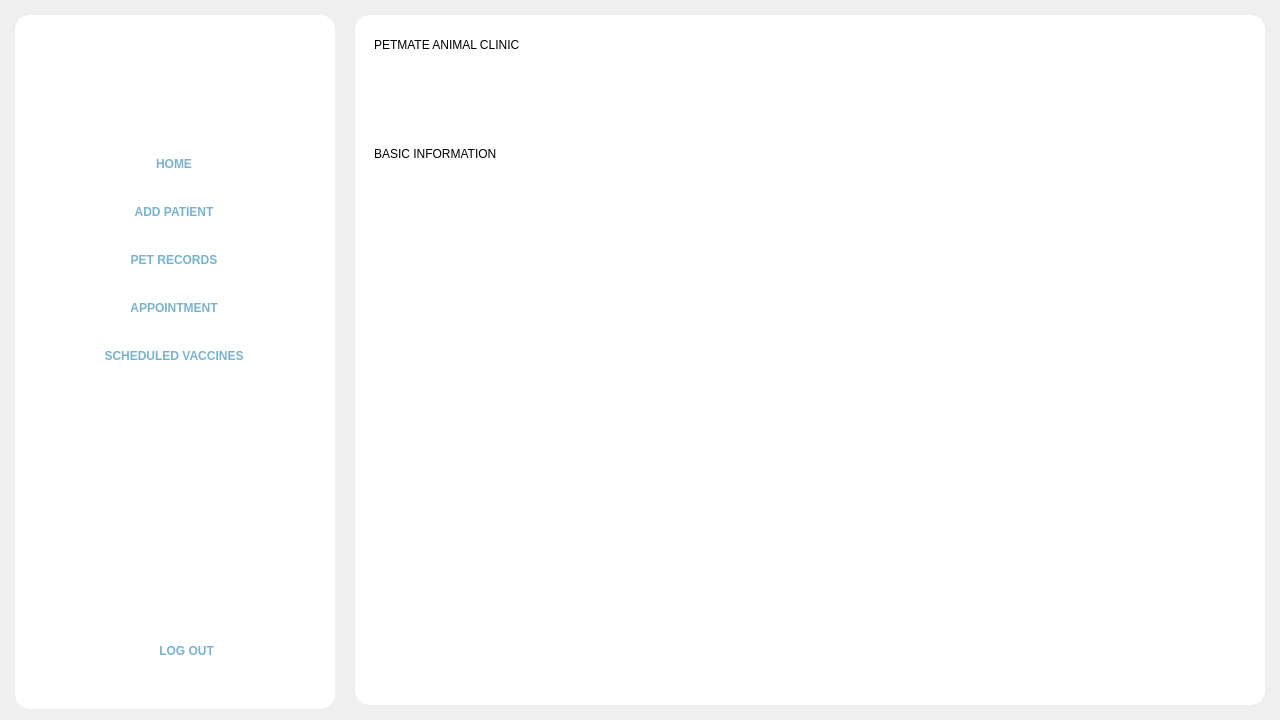
First picture: the form in Frontend/Home.ui, repository rmmln/Petmate-Desktop-Application, before the edit.
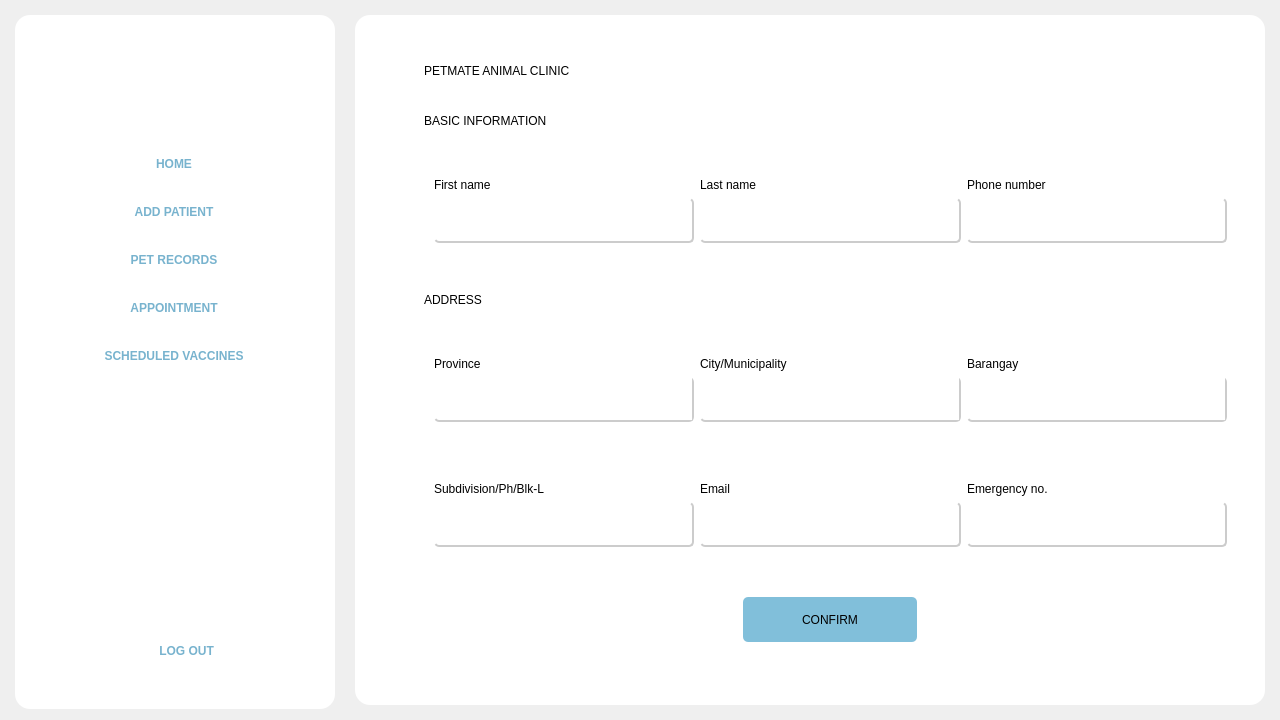
Second picture: the form after the edit. The open tabs and pages were chosen to show the change. Icons and pictures are not drawn.

```diff
--- a/Frontend/Home.ui
+++ b/Frontend/Home.ui
@@ -1075,23 +1075,8 @@
            <property name="sizeConstraint">
             <enum>QLayout::SetDefaultConstraint</enum>
            </property>
-           <property name="leftMargin">
-            <number>0</number>
-           </property>
-           <property name="topMargin">
-            <number>0</number>
-           </property>
-           <property name="rightMargin">
-            <number>0</number>
-           </property>
-           <property name="bottomMargin">
-            <number>0</number>
-           </property>
-           <item alignment="Qt::AlignTop">
+           <item alignment="Qt::AlignLeft|Qt::AlignTop">
             <widget class="QFrame" name="frame_2">
-             <property name="layoutDirection">
-              <enum>Qt::LeftToRight</enum>
-             </property>
              <property name="frameShape">
               <enum>QFrame::StyledPanel</enum>
              </property>
@@ -1099,11 +1084,14 @@
               <enum>QFrame::Raised</enum>
              </property>
              <layout class="QHBoxLayout" name="horizontalLayout">
+              <property name="spacing">
+               <number>70</number>
+              </property>
               <property name="leftMargin">
-               <number>9</number>
+               <number>50</number>
               </property>
               <property name="topMargin">
-               <number>0</number>
+               <number>30</number>
               </property>
               <property name="bottomMargin">
                <number>0</number>
@@ -1120,15 +1108,9 @@
               </item>
               <item>
                <widget class="QLabel" name="label_3">
-                <property name="minimumSize">
-                 <size>
-                  <width>84</width>
-                  <height>40</height>
-                 </size>
-                </property>
                 <property name="maximumSize">
                  <size>
-                  <width>160</width>
+                  <width>140</width>
                   <height>60</height>
                  </size>
                 </property>
@@ -1141,6 +1123,12 @@
                 <property name="scaledContents">
                  <bool>true</bool>
                 </property>
+                <property name="alignment">
+                 <set>Qt::AlignCenter</set>
+                </property>
+                <property name="wordWrap">
+                 <bool>false</bool>
+                </property>
                </widget>
               </item>
              </layout>
@@ -1148,10 +1136,16 @@
            </item>
            <item>
             <widget class="QFrame" name="frame_3">
+             <property name="sizePolicy">
+              <sizepolicy hsizetype="Expanding" vsizetype="Expanding">
+               <horstretch>0</horstretch>
+               <verstretch>0</verstretch>
+              </sizepolicy>
+             </property>
              <property name="minimumSize">
               <size>
                <width>0</width>
-               <height>550</height>
+               <height>0</height>
               </size>
              </property>
              <property name="frameShape">
@@ -1160,15 +1154,21 @@
              <property name="frameShadow">
               <enum>QFrame::Raised</enum>
              </property>
-             <layout class="QGridLayout" name="gridLayout_3">
+             <layout class="QVBoxLayout" name="verticalLayout_9">
+              <property name="leftMargin">
+               <number>50</number>
+              </property>
               <property name="topMargin">
                <number>0</number>
               </property>
-              <property name="bottomMargin">
-               <number>0</number>
-              </property>
-              <item row="0" column="0" alignment="Qt::AlignTop">
+              <item>
                <widget class="QLabel" name="label_4">
+                <property name="sizePolicy">
+                 <sizepolicy hsizetype="Fixed" vsizetype="Fixed">
+                  <horstretch>0</horstretch>
+                  <verstretch>0</verstretch>
+                 </sizepolicy>
+                </property>
                 <property name="styleSheet">
                  <string notr="true">font: 16pt &quot;Rubik Mono One&quot;;</string>
                 </property>
@@ -1177,6 +1177,567 @@
                 </property>
                </widget>
               </item>
+              <item>
+               <widget class="QFrame" name="ownerDetails">
+                <property name="sizePolicy">
+                 <sizepolicy hsizetype="Expanding" vsizetype="Fixed">
+                  <horstretch>0</horstretch>
+                  <verstretch>0</verstretch>
+                 </sizepolicy>
+                </property>
+                <property name="styleSheet">
+                 <string notr="true"/>
+                </property>
+                <property name="frameShape">
+                 <enum>QFrame::StyledPanel</enum>
+                </property>
+                <property name="frameShadow">
+                 <enum>QFrame::Raised</enum>
+                </property>
+                <layout class="QGridLayout" name="gridLayout_3" columnstretch="8,8,8">
+                 <item row="0" column="0">
+                  <widget class="QLabel" name="label_6">
+                   <property name="styleSheet">
+                    <string notr="true">font: 57 12pt &quot;Montserrat Medium&quot;;</string>
+                   </property>
+                   <property name="text">
+                    <string>First name</string>
+                   </property>
+                  </widget>
+                 </item>
+                 <item row="0" column="2">
+                  <widget class="QLabel" name="label_14">
+                   <property name="styleSheet">
+                    <string notr="true">font: 57 12pt &quot;Montserrat Medium&quot;;</string>
+                   </property>
+                   <property name="text">
+                    <string>Phone number</string>
+                   </property>
+                  </widget>
+                 </item>
+                 <item row="1" column="1">
+                  <widget class="QLineEdit" name="lineEdit_2">
+                   <property name="sizePolicy">
+                    <sizepolicy hsizetype="Expanding" vsizetype="Fixed">
+                     <horstretch>0</horstretch>
+                     <verstretch>0</verstretch>
+                    </sizepolicy>
+                   </property>
+                   <property name="minimumSize">
+                    <size>
+                     <width>174</width>
+                     <height>45</height>
+                    </size>
+                   </property>
+                   <property name="styleSheet">
+                    <string notr="true">QLineEdit{
+	border-right: 2px solid #cccccc;
+    border-bottom: 2px solid #cccccc;
+    border-radius: 5px;
+}</string>
+                   </property>
+                  </widget>
+                 </item>
+                 <item row="1" column="2">
+                  <widget class="QLineEdit" name="lineEdit_3">
+                   <property name="minimumSize">
+                    <size>
+                     <width>174</width>
+                     <height>45</height>
+                    </size>
+                   </property>
+                   <property name="styleSheet">
+                    <string notr="true">QLineEdit{
+	border-right: 2px solid #cccccc;
+    border-bottom: 2px solid #cccccc;
+    border-radius: 5px;
+}</string>
+                   </property>
+                  </widget>
+                 </item>
+                 <item row="1" column="0">
+                  <widget class="QLineEdit" name="lineEdit">
+                   <property name="minimumSize">
+                    <size>
+                     <width>174</width>
+                     <height>45</height>
+                    </size>
+                   </property>
+                   <property name="styleSheet">
+                    <string notr="true">QLineEdit{
+	border-right: 2px solid #cccccc;
+    border-bottom: 2px solid #cccccc;
+    border-radius: 5px;
+}</string>
+                   </property>
+                  </widget>
+                 </item>
+                 <item row="0" column="1">
+                  <widget class="QLabel" name="label_11">
+                   <property name="styleSheet">
+                    <string notr="true">font: 57 12pt &quot;Montserrat Medium&quot;;</string>
+                   </property>
+                   <property name="text">
+                    <string>Last name</string>
+                   </property>
+                  </widget>
+                 </item>
+                </layout>
+               </widget>
+              </item>
+              <item>
+               <widget class="QLabel" name="label_15">
+                <property name="sizePolicy">
+                 <sizepolicy hsizetype="Fixed" vsizetype="Fixed">
+                  <horstretch>0</horstretch>
+                  <verstretch>0</verstretch>
+                 </sizepolicy>
+                </property>
+                <property name="styleSheet">
+                 <string notr="true">font: 16pt &quot;Rubik Mono One&quot;;</string>
+                </property>
+                <property name="text">
+                 <string>ADDRESS</string>
+                </property>
+               </widget>
+              </item>
+              <item>
+               <widget class="QFrame" name="ownerDetails_2">
+                <property name="sizePolicy">
+                 <sizepolicy hsizetype="Expanding" vsizetype="Fixed">
+                  <horstretch>0</horstretch>
+                  <verstretch>0</verstretch>
+                 </sizepolicy>
+                </property>
+                <property name="styleSheet">
+                 <string notr="true"/>
+                </property>
+                <property name="frameShape">
+                 <enum>QFrame::StyledPanel</enum>
+                </property>
+                <property name="frameShadow">
+                 <enum>QFrame::Raised</enum>
+                </property>
+                <layout class="QGridLayout" name="gridLayout_4">
+                 <item row="1" column="3">
+                  <widget class="QLabel" name="label_17">
+                   <property name="styleSheet">
+                    <string notr="true">font: 57 12pt &quot;Montserrat Medium&quot;;</string>
+                   </property>
+                   <property name="text">
+                    <string>Barangay</string>
+                   </property>
+                  </widget>
+                 </item>
+                 <item row="2" column="3">
+                  <widget class="QComboBox" name="comboBox">
+                   <property name="minimumSize">
+                    <size>
+                     <width>174</width>
+                     <height>45</height>
+                    </size>
+                   </property>
+                   <property name="styleSheet">
+                    <string notr="true">QComboBox{
+	border-right: 2px solid #cccccc;
+    border-bottom: 2px solid #cccccc;
+    border-radius: 5px;
+
+}
+
+QComboBox::drop-down {
+	background-color:white;
+    border: none;
+}
+QComboBox::down-arrow {
+    image: url(:/Icons/Icons/downArrow.png);
+    width: 12px;
+    height: 12px;
+	padding-right: 10px;
+}</string>
+                   </property>
+                  </widget>
+                 </item>
+                 <item row="1" column="2">
+                  <widget class="QLabel" name="label_18">
+                   <property name="styleSheet">
+                    <string notr="true">font: 57 12pt &quot;Montserrat Medium&quot;;</string>
+                   </property>
+                   <property name="text">
+                    <string>City/Municipality</string>
+                   </property>
+                  </widget>
+                 </item>
+                 <item row="2" column="2">
+                  <widget class="QComboBox" name="comboBox_2">
+                   <property name="minimumSize">
+                    <size>
+                     <width>174</width>
+                     <height>45</height>
+                    </size>
+                   </property>
+                   <property name="styleSheet">
+                    <string notr="true">QComboBox{
+	border-right: 2px solid #cccccc;
+    border-bottom: 2px solid #cccccc;
+    border-radius: 5px;
+	font: 63 11pt &quot;Montserrat SemiBold&quot;;
+	padding-left:5px;
+}
+
+QComboBox::drop-down {
+	background-color:white;
+    border: none;
+}
+QComboBox::down-arrow {
+    image: url(:/Icons/Icons/downArrow.png);
+    width: 12px;
+    height: 12px;
+	padding-right: 10px;
+}
+
+
+QComboBox QAbstractItemView {
+    background-color: white;
+    selection-background-color: rgb(193, 193, 193); 
+    selection-color: black;
+	font: 63 11pt &quot;Montserrat SemiBold&quot;;	
+}
+
+QComboBox QAbstractItemView::item {
+    background-color: white;
+    color: black;
+    height: 25px;
+	font: 63 11pt &quot;Montserrat SemiBold&quot;;	
+}
+
+QComboBox QAbstractItemView::item:hover {
+    background-color:  rgb(193, 193, 193); 
+    color: black;
+}
+
+QComboBox QAbstractItemView QScrollBar {
+    background-color: #f0f0f0; 
+    width: 10px; 
+}
+QComboBox QAbstractItemView QScrollBar::handle {
+    background-color: rgb(129, 191, 218); 
+    border-radius: 5px; 
+    min-height: 30px; 
+}
+QComboBox QAbstractItemView QScrollBar::handle:hover {
+    background-color: rgb(86, 127, 145)
+}
+QComboBox QAbstractItemView QScrollBar::add-line,
+QComboBox QAbstractItemView QScrollBar::sub-line {
+    background: none;
+}</string>
+                   </property>
+                   <property name="currentIndex">
+                    <number>-1</number>
+                   </property>
+                   <property name="maxVisibleItems">
+                    <number>10</number>
+                   </property>
+                   <item>
+                    <property name="text">
+                     <string>Imus City ★</string>
+                    </property>
+                   </item>
+                   <item>
+                    <property name="text">
+                     <string>Alfonso</string>
+                    </property>
+                   </item>
+                   <item>
+                    <property name="text">
+                     <string>Amadeo</string>
+                    </property>
+                   </item>
+                   <item>
+                    <property name="text">
+                     <string>Bacoor City</string>
+                    </property>
+                   </item>
+                   <item>
+                    <property name="text">
+                     <string>Carmona</string>
+                    </property>
+                   </item>
+                   <item>
+                    <property name="text">
+                     <string>Cavite City</string>
+                    </property>
+                   </item>
+                   <item>
+                    <property name="text">
+                     <string>Dasmariñas City</string>
+                    </property>
+                   </item>
+                   <item>
+                    <property name="text">
+                     <string>General Emilio Aguinaldo</string>
+                    </property>
+                   </item>
+                   <item>
+                    <property name="text">
+                     <string>General Mariano Alvarez</string>
+                    </property>
+                   </item>
+                   <item>
+                    <property name="text">
+                     <string>General Trias City</string>
+                    </property>
+                   </item>
+                   <item>
+                    <property name="text">
+                     <string>Indang</string>
+                    </property>
+                   </item>
+                   <item>
+                    <property name="text">
+                     <string>Kawit</string>
+                    </property>
+                   </item>
+                   <item>
+                    <property name="text">
+                     <string>Magallanes</string>
+                    </property>
+                   </item>
+                   <item>
+                    <property name="text">
+                     <string>Maragondon</string>
+                    </property>
+                   </item>
+                   <item>
+                    <property name="text">
+                     <string>Mendez</string>
+                    </property>
+                   </item>
+                   <item>
+                    <property name="text">
+                     <string>Naic</string>
+                    </property>
+                   </item>
+                   <item>
+                    <property name="text">
+                     <string>Noveleta</string>
+                    </property>
+                   </item>
+                   <item>
+                    <property name="text">
+                     <string>Rosario</string>
+                    </property>
+                   </item>
+                   <item>
+                    <property name="text">
+                     <string>Silang</string>
+                    </property>
+                   </item>
+                   <item>
+                    <property name="text">
+                     <string>Tagaytay City</string>
+                    </property>
+                   </item>
+                   <item>
+                    <property name="text">
+                     <string>Tanza</string>
+                    </property>
+                   </item>
+                   <item>
+                    <property name="text">
+                     <string>Ternate</string>
+                    </property>
+                   </item>
+                   <item>
+                    <property name="text">
+                     <string>Trece Martires City</string>
+                    </property>
+                   </item>
+                  </widget>
+                 </item>
+                 <item row="1" column="1">
+                  <widget class="QLabel" name="label_16">
+                   <property name="styleSheet">
+                    <string notr="true">font: 57 12pt &quot;Montserrat Medium&quot;;</string>
+                   </property>
+                   <property name="text">
+                    <string>Province</string>
+                   </property>
+                  </widget>
+                 </item>
+                 <item row="2" column="1">
+                  <widget class="QComboBox" name="comboBox_3">
+                   <property name="minimumSize">
+                    <size>
+                     <width>174</width>
+                     <height>45</height>
+                    </size>
+                   </property>
+                   <property name="styleSheet">
+                    <string notr="true">QComboBox{
+	border-right: 2px solid #cccccc;
+    border-bottom: 2px solid #cccccc;
+    border-radius: 5px;
+
+}
+
+QComboBox::drop-down {
+	background-color:white;
+    border: none;
+}
+QComboBox::down-arrow {
+    image: url(:/Icons/Icons/downArrow.png);
+    width: 12px;
+    height: 12px;
+	padding-right: 10px;
+}</string>
+                   </property>
+                  </widget>
+                 </item>
+                </layout>
+               </widget>
+              </item>
+              <item>
+               <widget class="QFrame" name="ownerDetails_3">
+                <property name="sizePolicy">
+                 <sizepolicy hsizetype="Expanding" vsizetype="Fixed">
+                  <horstretch>0</horstretch>
+                  <verstretch>0</verstretch>
+                 </sizepolicy>
+                </property>
+                <property name="styleSheet">
+                 <string notr="true"/>
+                </property>
+                <property name="frameShape">
+                 <enum>QFrame::StyledPanel</enum>
+                </property>
+                <property name="frameShadow">
+                 <enum>QFrame::Raised</enum>
+                </property>
+                <layout class="QGridLayout" name="gridLayout_5" columnstretch="8,8,8">
+                 <item row="0" column="2">
+                  <widget class="QLabel" name="label_20">
+                   <property name="styleSheet">
+                    <string notr="true">font: 57 12pt &quot;Montserrat Medium&quot;;</string>
+                   </property>
+                   <property name="text">
+                    <string>Emergency no.</string>
+                   </property>
+                  </widget>
+                 </item>
+                 <item row="0" column="1">
+                  <widget class="QLabel" name="label_21">
+                   <property name="styleSheet">
+                    <string notr="true">font: 57 12pt &quot;Montserrat Medium&quot;;</string>
+                   </property>
+                   <property name="text">
+                    <string>Email</string>
+                   </property>
+                  </widget>
+                 </item>
+                 <item row="1" column="2">
+                  <widget class="QLineEdit" name="lineEdit_8">
+                   <property name="minimumSize">
+                    <size>
+                     <width>174</width>
+                     <height>45</height>
+                    </size>
+                   </property>
+                   <property name="styleSheet">
+                    <string notr="true">QLineEdit{
+	border-right: 2px solid #cccccc;
+    border-bottom: 2px solid #cccccc;
+    border-radius: 5px;
+}</string>
+                   </property>
+                  </widget>
+                 </item>
+                 <item row="1" column="0">
+                  <widget class="QLineEdit" name="lineEdit_9">
+                   <property name="minimumSize">
+                    <size>
+                     <width>174</width>
+                     <height>45</height>
+                    </size>
+                   </property>
+                   <property name="styleSheet">
+                    <string notr="true">QLineEdit{
+	border-right: 2px solid #cccccc;
+    border-bottom: 2px solid #cccccc;
+    border-radius: 5px;
+}</string>
+                   </property>
+                  </widget>
+                 </item>
+                 <item row="1" column="1">
+                  <widget class="QLineEdit" name="lineEdit_7">
+                   <property name="sizePolicy">
+                    <sizepolicy hsizetype="Expanding" vsizetype="Fixed">
+                     <horstretch>0</horstretch>
+                     <verstretch>0</verstretch>
+                    </sizepolicy>
+                   </property>
+                   <property name="minimumSize">
+                    <size>
+                     <width>174</width>
+                     <height>45</height>
+                    </size>
+                   </property>
+                   <property name="styleSheet">
+                    <string notr="true">QLineEdit{
+	border-right: 2px solid #cccccc;
+    border-bottom: 2px solid #cccccc;
+    border-radius: 5px;
+}</string>
+                   </property>
+                  </widget>
+                 </item>
+                 <item row="0" column="0">
+                  <widget class="QLabel" name="label_19">
+                   <property name="styleSheet">
+                    <string notr="true">font: 57 12pt &quot;Montserrat Medium&quot;;</string>
+                   </property>
+                   <property name="text">
+                    <string>Subdivision/Ph/Blk-L</string>
+                   </property>
+                  </widget>
+                 </item>
+                </layout>
+               </widget>
+              </item>
+              <item alignment="Qt::AlignHCenter">
+               <widget class="QPushButton" name="pushButton">
+                <property name="minimumSize">
+                 <size>
+                  <width>174</width>
+                  <height>45</height>
+                 </size>
+                </property>
+                <property name="maximumSize">
+                 <size>
+                  <width>174</width>
+                  <height>16777215</height>
+                 </size>
+                </property>
+                <property name="styleSheet">
+                 <string notr="true">QPushButton{
+	font: 63 15pt &quot;Montserrat SemiBold&quot;;
+	background-color:rgb(129, 191, 218);
+	border-radius: 5px;
+	border:none;
+}
+
+QPushButton:hover{
+	background-color:rgb(110, 163, 186);
+
+}</string>
+                </property>
+                <property name="text">
+                 <string>CONFIRM</string>
+                </property>
+               </widget>
+              </item>
              </layout>
             </widget>
            </item>
@@ -1217,15 +1778,19 @@
           </layout>
          </widget>
          <widget class="QWidget" name="SchedVax">
-          <layout class="QVBoxLayout" name="verticalLayout_9">
-           <item>
-            <widget class="QLabel" name="label_5">
-             <property name="text">
-              <string>sched vax page</string>
-             </property>
-            </widget>
-           </item>
-          </layout>
+          <widget class="QLabel" name="label_5">
+           <property name="geometry">
+            <rect>
+             <x>210</x>
+             <y>220</y>
+             <width>47</width>
+             <height>13</height>
+            </rect>
+           </property>
+           <property name="text">
+            <string>TextLabel</string>
+           </property>
+          </widget>
          </widget>
         </widget>
        </item>
```
Left out of the diff: 4 changed lines with no effect on the pictures.
